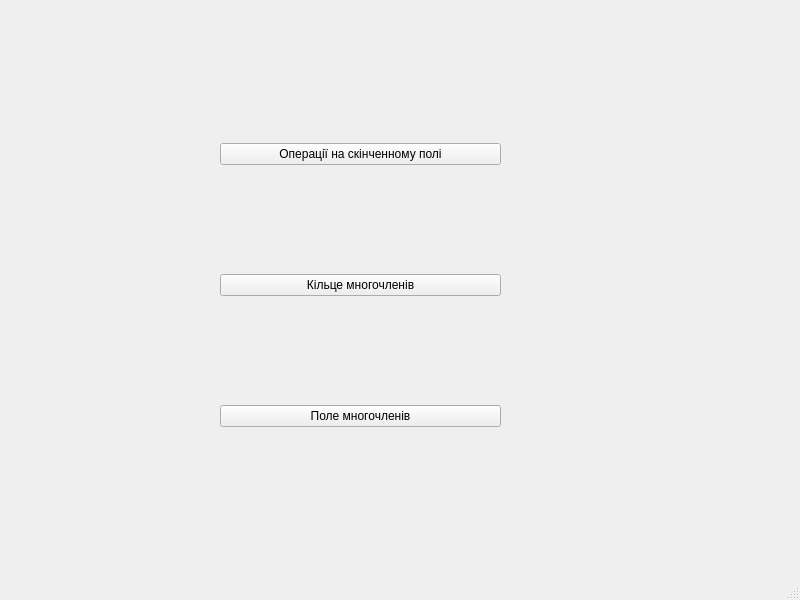
Old version of the form GenAlg/mainwindow.ui in the repository LuckyMan26/GeneralAlgebra.
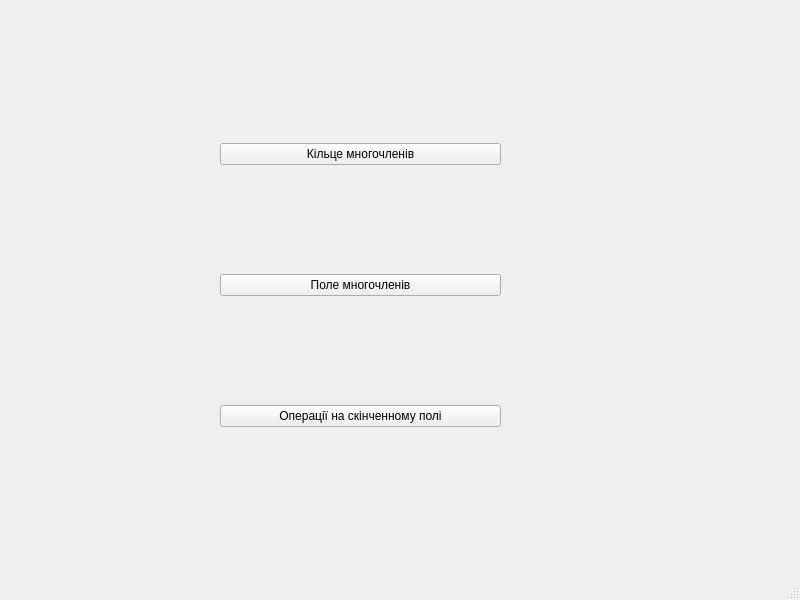
New version of the form.

Diff of the .ui file:
```diff
--- a/GenAlg/mainwindow.ui
+++ b/GenAlg/mainwindow.ui
@@ -27,24 +27,24 @@
      <item>
       <widget class="QPushButton" name="PRBtn">
        <property name="text">
-        <string>Операції на скінченному полі</string>
-       </property>
-      </widget>
-     </item>
-     <item>
-      <widget class="QPushButton" name="pushButton_3">
-       <property name="text">
         <string>Кільце многочленів</string>
        </property>
       </widget>
      </item>
      <item>
-      <widget class="QPushButton" name="FiniteFieldBtn">
+      <widget class="QPushButton" name="PFBtn">
        <property name="text">
         <string>Поле многочленів</string>
        </property>
       </widget>
      </item>
+     <item>
+      <widget class="QPushButton" name="FiniteFieldBtn">
+       <property name="text">
+        <string>Операції на скінченному полі</string>
+       </property>
+      </widget>
+     </item>
     </layout>
    </widget>
   </widget>
```
